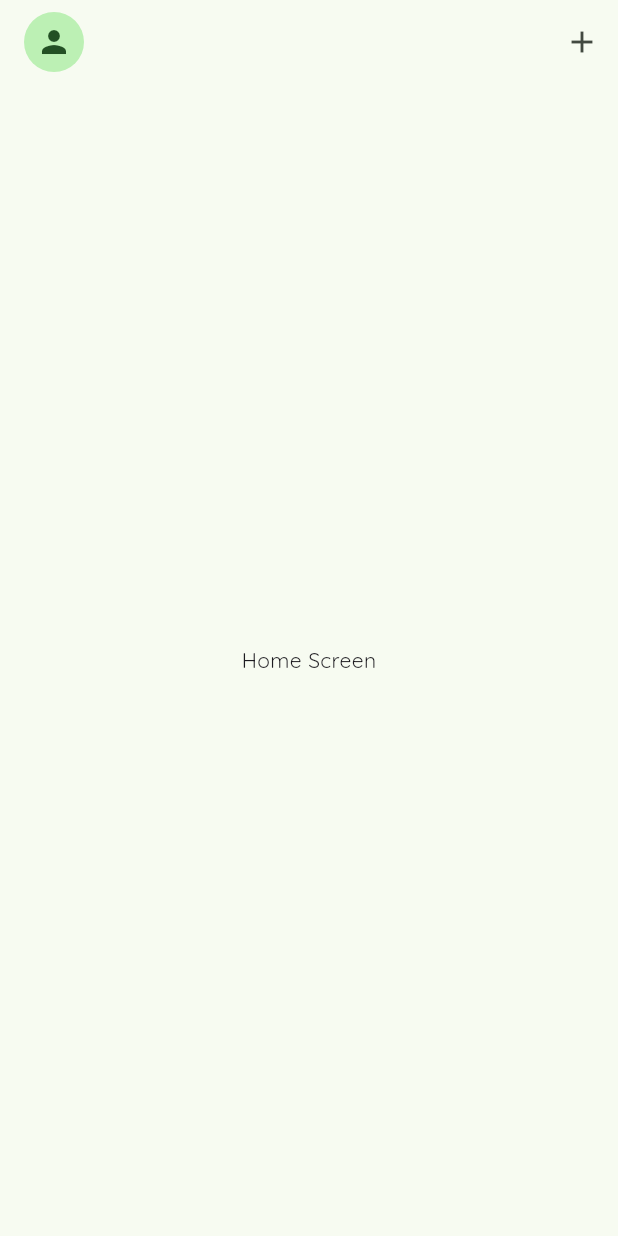
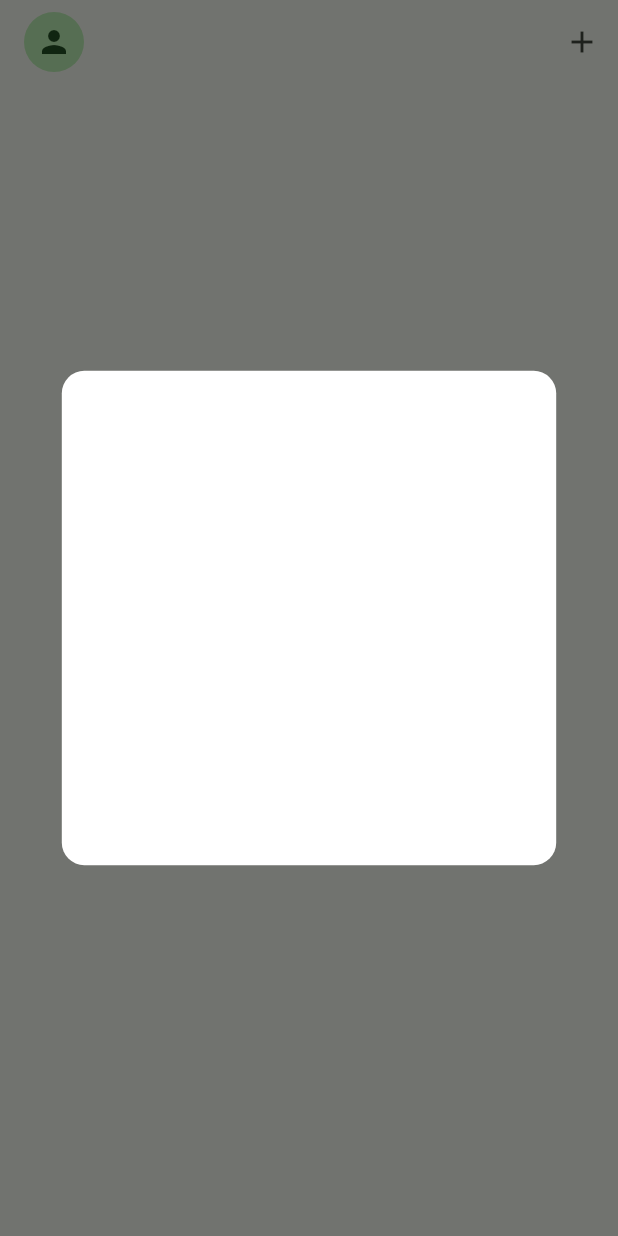
Before and after one commit to adogbeji/FlutterCryptoCurrencyApp, a Flutter app: the screen it shows after launch, after a tap on the "add" icon, on a phone screen of 412 x 824 dp. Run offline on Flutter 3.47's test engine with Material 3 defaults, Android fonts, the phone set to English and light mode, and no system bars; our stand-ins replace get, google_fonts.

Commit message:
Start building AddAssetDialog & displaying it in home screen

```diff
--- a/lib/main.dart
+++ b/lib/main.dart
@@ -24,7 +24,7 @@ class MyApp extends StatelessWidget {
         useMaterial3: true,
       ),
       routes: {
-        '/Home': (context) => HomeScreen(),
+        '/Home': (context) => const HomeScreen(),
       },
       initialRoute: '/Home',
     );
--- a/lib/views/screens/home_screen.dart
+++ b/lib/views/screens/home_screen.dart
@@ -1,4 +1,7 @@
 import 'package:flutter/material.dart';
+import 'package:get/get.dart';
+
+import 'package:crypto_currency_app/views/widgets/add_asset_dialog.dart';
 
 class HomeScreen extends StatelessWidget {
   const HomeScreen({super.key});
@@ -7,13 +10,15 @@ class HomeScreen extends StatelessWidget {
   Widget build(BuildContext context) {
     return Scaffold(
       appBar: AppBar(
-        title: CircleAvatar(
+        title: const CircleAvatar(
           child: Icon(Icons.person),
         ),
         actions: [
           IconButton(
-            onPressed: () {},
-            icon: Icon(Icons.add),
+            onPressed: () {
+              Get.dialog(const AddAssetDialog());
+            },
+            icon: const Icon(Icons.add),
           ),
         ],
       ),
--- a/lib/views/widgets/add_asset_dialog.dart
+++ b/lib/views/widgets/add_asset_dialog.dart
@@ -5,12 +5,17 @@ class AddAssetDialog extends StatelessWidget {
 
   @override
   Widget build(BuildContext context) {
-    return Container(
-      width: MediaQuery.sizeOf(context).width * 0.80,
-      height: MediaQuery.sizeOf(context).height * 0.40,
-      decoration: BoxDecoration(
-        borderRadius: BorderRadius.circular(15),
-        color: Colors.white,
+    return Center(
+      child: Container(
+        width: MediaQuery.sizeOf(context).width * 0.80,
+        height: MediaQuery.sizeOf(context).height * 0.40,
+        decoration: BoxDecoration(
+          borderRadius: BorderRadius.circular(15),
+          color: Colors.white,
+        ),
+        child: Column(
+          children: [],
+        ),
       ),
     );
   }
```
